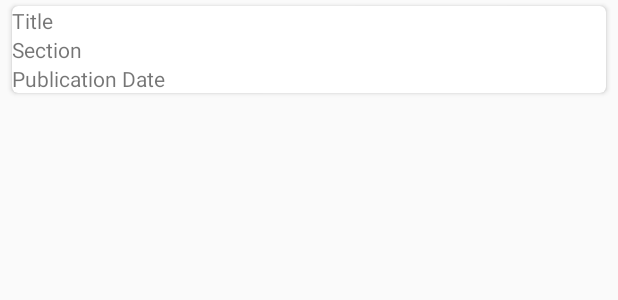
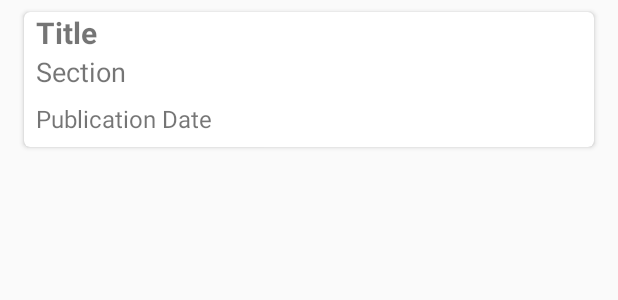
Before and after one commit to davo-faulkner/news, an Android app: the layout card_view_layout.xml on its own in the app's theme, with its tools: preview values and no code run, on a phone screen of 412 x 824 dp. Shown: the top 300 px of the screen. Run offline under Robolectric (Android 15) with nearby library versions, the phone set to English and light mode, and no system bars.

Commit message:
More layout changes

```diff
--- a/app/src/main/res/layout/card_view_layout.xml
+++ b/app/src/main/res/layout/card_view_layout.xml
@@ -5,10 +5,10 @@
     android:layout_width="match_parent"
     android:layout_height="wrap_content"
     card_view:cardCornerRadius="4dp"
-    android:layout_marginLeft="8dp"
-    android:layout_marginRight="8dp"
-    android:layout_marginTop="4dp"
-    android:layout_marginBottom="4dp">
+    android:layout_marginLeft="16dp"
+    android:layout_marginRight="16dp"
+    android:layout_marginTop="8dp"
+    android:layout_marginBottom="8dp">
 
     <LinearLayout
         android:layout_width="match_parent"
@@ -19,18 +19,35 @@
             android:id="@+id/title"
             android:layout_width="match_parent"
             android:layout_height="wrap_content"
+            android:fontFamily="sans-serif"
+            android:textSize="20sp"
+            android:textStyle="bold"
+            android:layout_marginLeft="8dp"
+            android:layout_marginRight="8dp"
+            android:layout_marginBottom="0dp"
             tools:text="Title" />
 
         <TextView
             android:id="@+id/section"
             android:layout_width="match_parent"
             android:layout_height="wrap_content"
+            android:fontFamily="sans-serif"
+            android:textSize="18sp"
+            android:layout_marginLeft="8dp"
+            android:layout_marginRight="8dp"
+            android:layout_marginBottom="0dp"
             tools:text="Section" />
 
         <TextView
             android:id="@+id/publication_date"
             android:layout_width="match_parent"
             android:layout_height="wrap_content"
+            android:fontFamily="sans-serif"
+            android:textSize="16sp"
+            android:layout_marginTop="8dp"
+            android:layout_marginLeft="8dp"
+            android:layout_marginRight="8dp"
+            android:layout_marginBottom="8dp"
             tools:text="Publication Date" />
 
     </LinearLayout>
```
